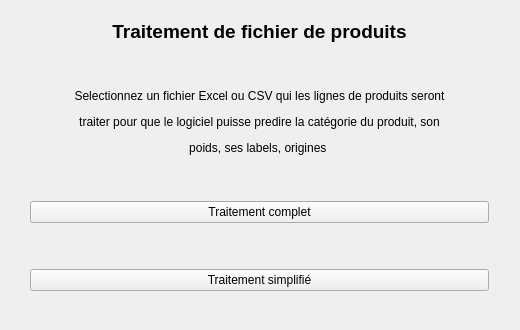
Old version of the form gui/Traitement_selecteur.ui in the repository WallaceVBB/EpiData.
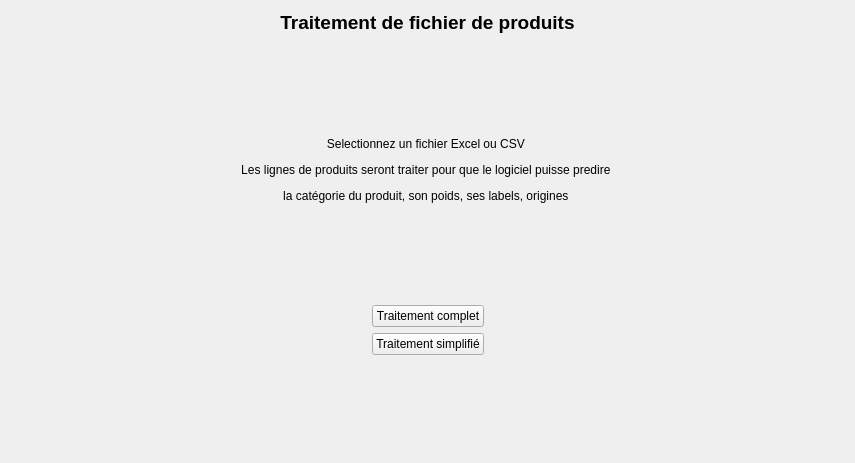
New version of the form.

```diff
--- a/gui/Traitement_selecteur.ui
+++ b/gui/Traitement_selecteur.ui
@@ -6,22 +6,19 @@
    <rect>
     <x>0</x>
     <y>0</y>
-    <width>520</width>
-    <height>330</height>
+    <width>855</width>
+    <height>463</height>
    </rect>
   </property>
+  <property name="sizePolicy">
+   <sizepolicy hsizetype="Expanding" vsizetype="Expanding">
+    <horstretch>0</horstretch>
+    <verstretch>0</verstretch>
+   </sizepolicy>
+  </property>
   <property name="windowTitle">
    <string>Form</string>
   </property>
-  <widget class="QWidget" name="verticalLayoutWidget_2">
-   <property name="geometry">
-    <rect>
-     <x>30</x>
-     <y>20</y>
-     <width>459</width>
-     <height>271</height>
-    </rect>
-   </property>
    <layout class="QVBoxLayout" name="verticalLayout_2">
     <item>
      <widget class="QLabel" name="label">
@@ -31,7 +28,7 @@
      </widget>
     </item>
     <item>
-     <spacer name="verticalSpacer_2">
+    <spacer name="verticalSpacer_3">
       <property name="orientation">
        <enum>Qt::Orientation::Vertical</enum>
       </property>
@@ -49,29 +46,13 @@
        <number>0</number>
       </property>
       <property name="text">
-       <string>&lt;html&gt;&lt;head/&gt;&lt;body&gt;&lt;p align=&quot;center&quot;&gt;Selectionnez un fichier Excel ou CSV qui les lignes de produits seront&lt;/p&gt;&lt;p align=&quot;center&quot;&gt;traiter pour que le logiciel puisse predire la catégorie du produit, son&lt;/p&gt;&lt;p align=&quot;center&quot;&gt;poids, ses labels, origines &lt;/p&gt;&lt;/body&gt;&lt;/html&gt;</string>
-      </property>
-     </widget>
-    </item>
-    <item>
-     <spacer name="verticalSpacer_4">
-      <property name="orientation">
-       <enum>Qt::Orientation::Vertical</enum>
-      </property>
-      <property name="sizeHint" stdset="0">
-       <size>
-        <width>20</width>
-        <height>40</height>
-       </size>
-      </property>
-     </spacer>
-    </item>
-    <item>
-     <layout class="QVBoxLayout" name="verticalLayout">
-      <item>
-       <widget class="QPushButton" name="Traitement_complet">
-        <property name="text">
-         <string>Traitement complet</string>
+      <string>&lt;html&gt;&lt;head/&gt;&lt;body&gt;&lt;p align=&quot;center&quot;&gt;Selectionnez un fichier Excel ou CSV &lt;/p&gt;&lt;p align=&quot;center&quot;&gt;Les lignes de produits seront traiter pour que le logiciel puisse predire &lt;/p&gt;&lt;p align=&quot;center&quot;&gt;la catégorie du produit, son poids, ses labels, origines &lt;/p&gt;&lt;/body&gt;&lt;/html&gt;</string>
+     </property>
+     <property name="margin">
+      <number>0</number>
+     </property>
+     <property name="indent">
+      <number>0</number>
         </property>
        </widget>
       </item>
@@ -89,16 +70,69 @@
        </spacer>
       </item>
       <item>
+    <layout class="QGridLayout" name="gridLayout">
+     <item row="1" column="1">
        <widget class="QPushButton" name="Traitement_simplifie">
         <property name="text">
          <string>Traitement simplifié</string>
         </property>
-       </widget>
-      </item>
-     </layout>
-    </item>
-   </layout>
-  </widget>
+       <attribute name="buttonGroup">
+        <string notr="true">buttonGroup</string>
+       </attribute>
+      </widget>
+     </item>
+     <item row="0" column="1">
+      <widget class="QPushButton" name="Traitement_complet">
+       <property name="text">
+        <string>Traitement complet</string>
+       </property>
+       <attribute name="buttonGroup">
+        <string notr="true">buttonGroup</string>
+       </attribute>
+      </widget>
+     </item>
+     <item row="0" column="0">
+      <spacer name="horizontalSpacer">
+       <property name="orientation">
+        <enum>Qt::Orientation::Horizontal</enum>
+       </property>
+       <property name="sizeHint" stdset="0">
+        <size>
+         <width>40</width>
+         <height>20</height>
+        </size>
+       </property>
+      </spacer>
+     </item>
+     <item row="0" column="2">
+      <spacer name="horizontalSpacer_2">
+       <property name="orientation">
+        <enum>Qt::Orientation::Horizontal</enum>
+       </property>
+       <property name="sizeHint" stdset="0">
+        <size>
+         <width>40</width>
+         <height>20</height>
+        </size>
+       </property>
+      </spacer>
+     </item>
+    </layout>
+   </item>
+   <item>
+    <spacer name="verticalSpacer_2">
+     <property name="orientation">
+      <enum>Qt::Orientation::Vertical</enum>
+     </property>
+     <property name="sizeHint" stdset="0">
+      <size>
+       <width>20</width>
+       <height>40</height>
+      </size>
+     </property>
+    </spacer>
+   </item>
+  </layout>
  </widget>
  <resources/>
  <connections/>
```
Left out of the diff: 3 changed lines with no effect on the pictures. Lines whose indentation alone changed are shown as unchanged.
